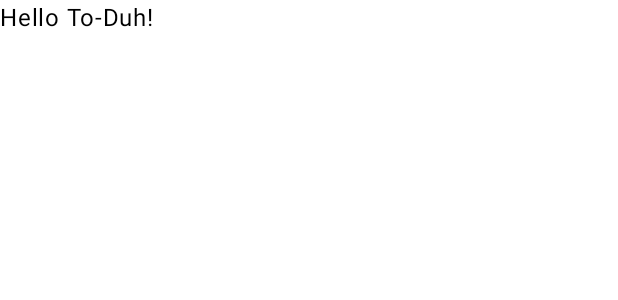
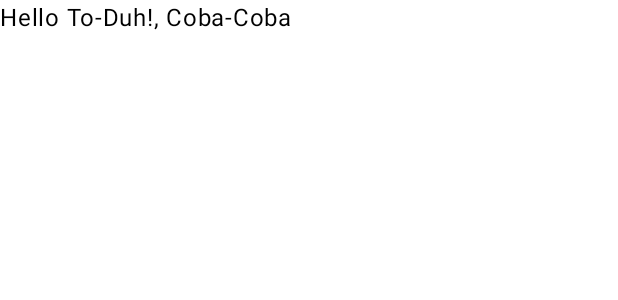
Before and after one commit to titorpw/Projek-To-Duh, an Android app built with Jetpack Compose: the @Preview function GreetingPreview, on a phone screen of 412 x 824 dp. Shown: the top 300 px of the screen. Run offline under Robolectric (Android 15) with nearby library versions, the phone set to English and light mode, and no system bars.

Commit message:
Coba Branch

```diff
--- a/app/src/main/java/com/l0123137/to_duh/MainActivity.kt
+++ b/app/src/main/java/com/l0123137/to_duh/MainActivity.kt
@@ -33,7 +33,7 @@ class MainActivity : ComponentActivity() {
 @Composable
 fun Greeting(name: String, modifier: Modifier = Modifier) {
     Text(
-        text = "Hello To-Duh!",
+        text = "Hello To-Duh!, Coba-Coba",
         modifier = modifier
     )
 }
```
